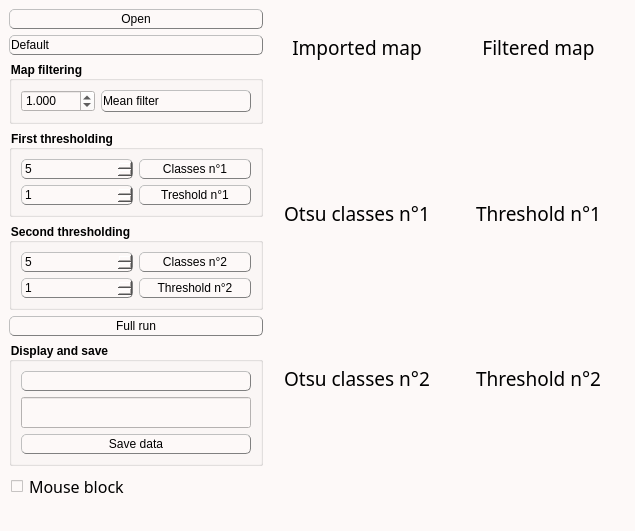
The window that inichord/Restored_Grains.ui (Cyril-Langlois/iniCHORD) describes before a commit, drawn with Qt 5.
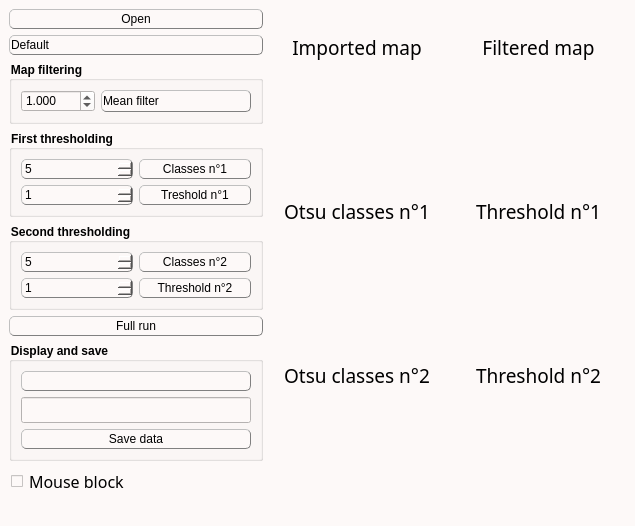
The same window after the commit. Icons and pictures are not drawn. Custom widgets are drawn as their Qt base class.

Patch:
```diff
--- a/inichord/Restored_Grains.ui
+++ b/inichord/Restored_Grains.ui
@@ -674,7 +674,7 @@
              <property name="font">
               <font>
                <family>Noto Sans Cond</family>
-               <pointsize>12</pointsize>
+               <pointsize>10</pointsize>
                <weight>50</weight>
                <italic>false</italic>
                <bold>false</bold>
```
Left out of the diff: 2 changed lines with no effect on the pictures.
